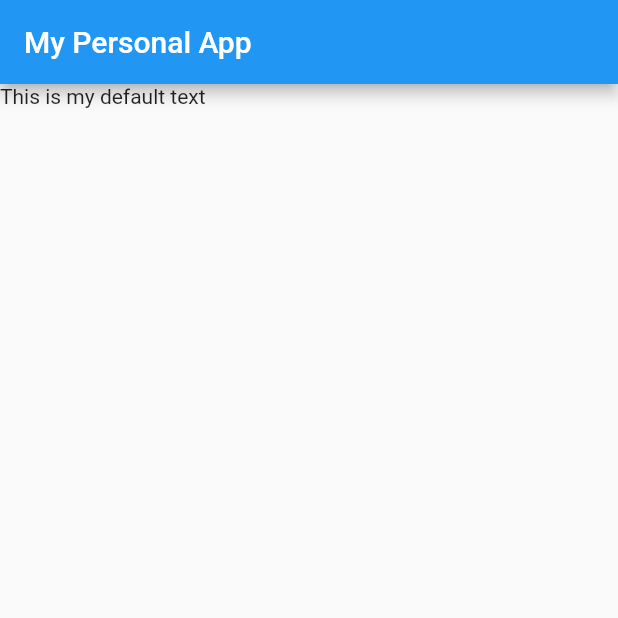
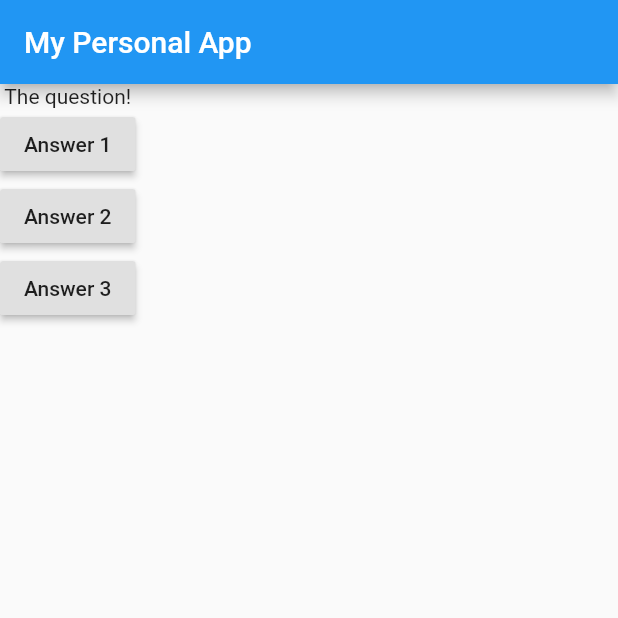
Before and after one commit to ellipe/FlutterGuide, a Flutter app: the screen it shows after launch, on a phone screen of 412 x 824 dp, the top half of it. Run offline on Flutter 3.47's test engine with Material 2 defaults, Android fonts, the phone set to English and light mode, and no system bars.

Commit message:
Column and functions...

```diff
--- a/lib/main.dart
+++ b/lib/main.dart
@@ -5,6 +5,10 @@ void main() {
 }
 
 class MyPersonalApp extends StatelessWidget {
+  void answerQuestion(String question){
+    print('Answer chosen!: $question');
+  }
+
   @override
   Widget build(BuildContext context) {
     return MaterialApp(
@@ -12,7 +16,23 @@ class MyPersonalApp extends StatelessWidget {
         appBar: AppBar(
           title: Text('My Personal App'),
         ),
-        body: Text('This is my default text'),
+        body: Column(
+          children: [
+            Text('The question!'),
+            RaisedButton(
+              child: Text('Answer 1'),
+              onPressed: () => answerQuestion('one'),
+            ),
+            RaisedButton(
+              child: Text('Answer 2'),
+              onPressed: () => answerQuestion('two'),
+            ),
+            RaisedButton(
+              child: Text('Answer 3'),
+              onPressed: () => answerQuestion('three'),
+            ),
+          ],
+        ),
       ),
     );
   }
```
